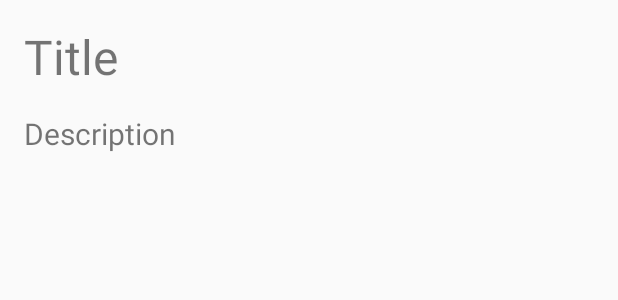
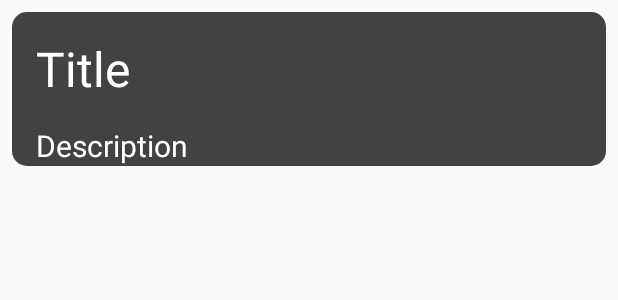
Before and after one commit to Damir9715/toDoList, an Android app: the layout text_item_task.xml on its own in the app's theme, with its tools: preview values and no code run, on a phone screen of 412 x 824 dp. Shown: the top 300 px of the screen. Run offline under Robolectric (Android 15) with nearby library versions, the phone set to English and light mode, and no system bars.

Commit message:
grid layout

```diff
--- a/app/src/main/java/com/example/todolist/edit/EditFragment.kt
+++ b/app/src/main/java/com/example/todolist/edit/EditFragment.kt
@@ -37,9 +37,9 @@ class EditFragment : Fragment() {
         val viewModel = ViewModelProvider(this, viewModelFactory).get(OverviewViewModel::class.java)
 
         saveButton.setOnClickListener {
-            val task = Task(title = title.text.toString(), description = description.text.toString())
+            val task =
+                Task(title = title.text.toString(), description = description.text.toString())
             viewModel.saveTask(task)
-//            println(task.toString())
         }
 
         return view
--- a/app/src/main/java/com/example/todolist/overview/OverviewFragment.kt
+++ b/app/src/main/java/com/example/todolist/overview/OverviewFragment.kt
@@ -9,6 +9,7 @@ import androidx.fragment.app.Fragment
 import androidx.lifecycle.Observer
 import androidx.lifecycle.ViewModelProvider
 import androidx.navigation.Navigation
+import androidx.recyclerview.widget.GridLayoutManager
 import com.example.todolist.R
 import com.example.todolist.database.ToDoListDatabase
 import com.example.todolist.databinding.FragmentOverviewBinding
@@ -39,6 +40,9 @@ class OverviewFragment : Fragment() {
         binding.viewModel = viewModel
         binding.lifecycleOwner = this
 
+        val manager = GridLayoutManager(application, 2)
+        binding.tasksList.layoutManager = manager
+
         val adapter = TaskAdapter()
         binding.tasksList.adapter = adapter
 
--- /dev/null
+++ b/app/src/main/res/drawable/layout_bg.xml
@@ -0,0 +1,5 @@
+<?xml version="1.0" encoding="utf-8"?>
+<shape xmlns:android="http://schemas.android.com/apk/res/android">
+    <solid android:color="@color/cardview_dark_background" />
+    <corners android:radius="10dp" />
+</shape>
--- a/app/src/main/res/layout/fragment_overview.xml
+++ b/app/src/main/res/layout/fragment_overview.xml
@@ -18,7 +18,6 @@
             android:id="@+id/tasks_list"
             android:layout_width="match_parent"
             android:layout_height="match_parent"
-            app:layoutManager="androidx.recyclerview.widget.LinearLayoutManager"
             app:layout_constraintBottom_toBottomOf="parent"
             app:layout_constraintEnd_toEndOf="parent"
             app:layout_constraintStart_toStartOf="parent"
--- a/app/src/main/res/layout/text_item_task.xml
+++ b/app/src/main/res/layout/text_item_task.xml
@@ -4,6 +4,7 @@
     xmlns:tools="http://schemas.android.com/tools">
 
     <data>
+
         <variable
             name="task"
             type="com.example.todolist.database.Task" />
@@ -11,7 +12,9 @@
 
     <androidx.constraintlayout.widget.ConstraintLayout
         android:layout_width="match_parent"
-        android:layout_height="wrap_content">
+        android:layout_height="wrap_content"
+        android:layout_margin="8dp"
+        android:background="@drawable/layout_bg">
 
         <TextView
             android:id="@+id/task_title"
@@ -19,6 +22,7 @@
             android:layout_height="wrap_content"
             android:layout_marginStart="16dp"
             android:layout_marginTop="16dp"
+            android:textColor="@color/cardview_light_background"
             android:textSize="32sp"
             app:layout_constraintStart_toStartOf="parent"
             app:layout_constraintTop_toTopOf="parent"
@@ -29,9 +33,8 @@
             android:layout_width="wrap_content"
             android:layout_height="wrap_content"
             android:layout_marginTop="16dp"
-            android:layout_marginBottom="16dp"
+            android:textColor="@color/cardview_light_background"
             android:textSize="20sp"
-            app:layout_constraintBottom_toBottomOf="parent"
             app:layout_constraintStart_toStartOf="@+id/task_title"
             app:layout_constraintTop_toBottomOf="@+id/task_title"
             tools:text="Description" />
```
